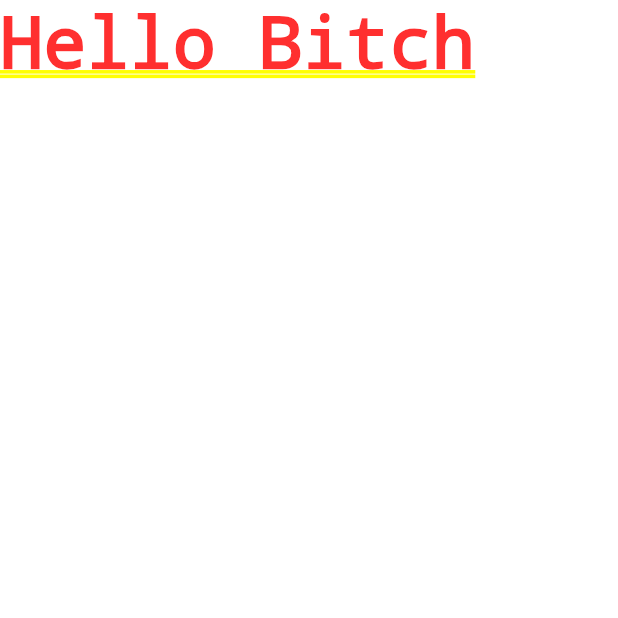
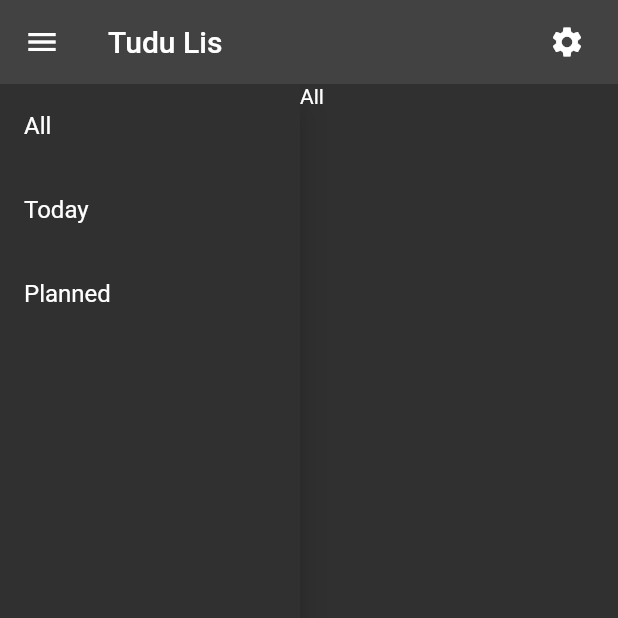
Before and after one commit to BookShell527/TuduLis, a Flutter app: the screen it shows after launch, on a phone screen of 412 x 824 dp, the top half of it. Run offline on Flutter 3.47's test engine with Material 2 defaults, Android fonts, the phone set to English and light mode, and no system bars.

Commit message:
Adding Sidebar and Basic Layout

```diff
--- a/lib/main.dart
+++ b/lib/main.dart
@@ -12,10 +12,17 @@ class MyApp extends StatelessWidget {
   @override
   Widget build(BuildContext context) {
     return MaterialApp(
-      title: 'Flutter Demo',
+      title: 'Tudu Lis',
       theme: ThemeData(
         primarySwatch: Colors.blue,
+        brightness: Brightness.light,
       ),
+      darkTheme: ThemeData(
+        primarySwatch: Colors.blue,
+        brightness: Brightness.dark,
+      ),
+      debugShowCheckedModeBanner: false,
+      themeMode: ThemeMode.dark,
       home: const Home(),
     );
   }
--- /dev/null
+++ b/lib/ui/components/sidebar.dart
@@ -0,0 +1,38 @@
+import 'package:flutter/material.dart';
+
+class Sidebar extends StatefulWidget {
+  const Sidebar({Key? key, required this.changeIndex}) : super(key: key);
+
+  final Function changeIndex;
+
+  @override
+  State<Sidebar> createState() => _SidebarState();
+}
+
+class _SidebarState extends State<Sidebar> {
+  @override
+  Widget build(BuildContext context) {
+    return SizedBox(
+      width: 200.0,
+      child: Drawer(
+        elevation: 10.0,
+        child: ListView(
+          children: <Widget>[
+            ListTile(
+              title: const Text("All"),
+              onTap: () => widget.changeIndex(0),
+            ),
+            ListTile(
+              title: const Text("Today"),
+              onTap: () => widget.changeIndex(1),
+            ),
+            ListTile(
+              title: const Text("Planned"),
+              onTap: () => widget.changeIndex(2),
+            ),
+          ],
+        ),
+      ),
+    );
+  }
+}
--- a/lib/ui/home.dart
+++ b/lib/ui/home.dart
@@ -1,4 +1,8 @@
 import 'package:flutter/material.dart';
+import 'package:tudulis/ui/components/sidebar.dart';
+import 'package:tudulis/ui/sections/all.dart';
+import 'package:tudulis/ui/sections/today.dart';
+import 'package:tudulis/ui/sections/planned.dart';
 
 class Home extends StatefulWidget {
   const Home({Key? key}) : super(key: key);
@@ -8,10 +12,56 @@ class Home extends StatefulWidget {
 }
 
 class _HomeState extends State<Home> {
+  int stackIndex = 0;
+
+  changeStackIndex(int newStackIndex) {
+    setState(() {
+      stackIndex = newStackIndex;
+    });
+  }
+
   @override
   Widget build(BuildContext context) {
-    return Container(
-      child: const Text("Hello Bitch"),
+    return Scaffold(
+      drawerScrimColor: Colors.transparent,
+      appBar: AppBar(
+        elevation: 0.0,
+        title: const Text("Tudu Lis"),
+        leading: Tooltip(
+          message: "Open Sidebar",
+          child: IconButton(
+            onPressed: () {},
+            icon: const Icon(Icons.menu),
+            splashRadius: 25.0,
+          ),
+        ),
+        actions: <Widget>[
+          Tooltip(
+            message: "Open Settings",
+            child: IconButton(
+              onPressed: () {},
+              icon: const Icon(Icons.settings),
+              splashRadius: 25.0,
+            ),
+          ),
+          const SizedBox(width: 10.0),
+        ],
+      ),
+      body: Row(
+        children: [
+          Sidebar(changeIndex: changeStackIndex),
+          Expanded(
+            child: IndexedStack(
+              index: stackIndex,
+              children: const <Widget>[
+                AllSection(),
+                TodaySection(),
+                PlannedSection(),
+              ],
+            ),
+          ),
+        ],
+      ),
     );
   }
 }
--- /dev/null
+++ b/lib/ui/sections/all.dart
@@ -0,0 +1,23 @@
+import 'package:flutter/material.dart';
+
+class AllSection extends StatefulWidget {
+  const AllSection({Key? key}) : super(key: key);
+
+  @override
+  _AllSectionState createState() => _AllSectionState();
+}
+
+class _AllSectionState extends State<AllSection> {
+  @override
+  Widget build(BuildContext context) {
+    return Column(
+      children: <Widget>[
+        Row(
+          children: <Widget>[
+            Text("All"),
+          ],
+        ),
+      ],
+    );
+  }
+}
```
Also changed, not shown: lib/ui/sections/planned.dart (added, +23 -0 lines), lib/ui/sections/today.dart (added, +23 -0 lines).
